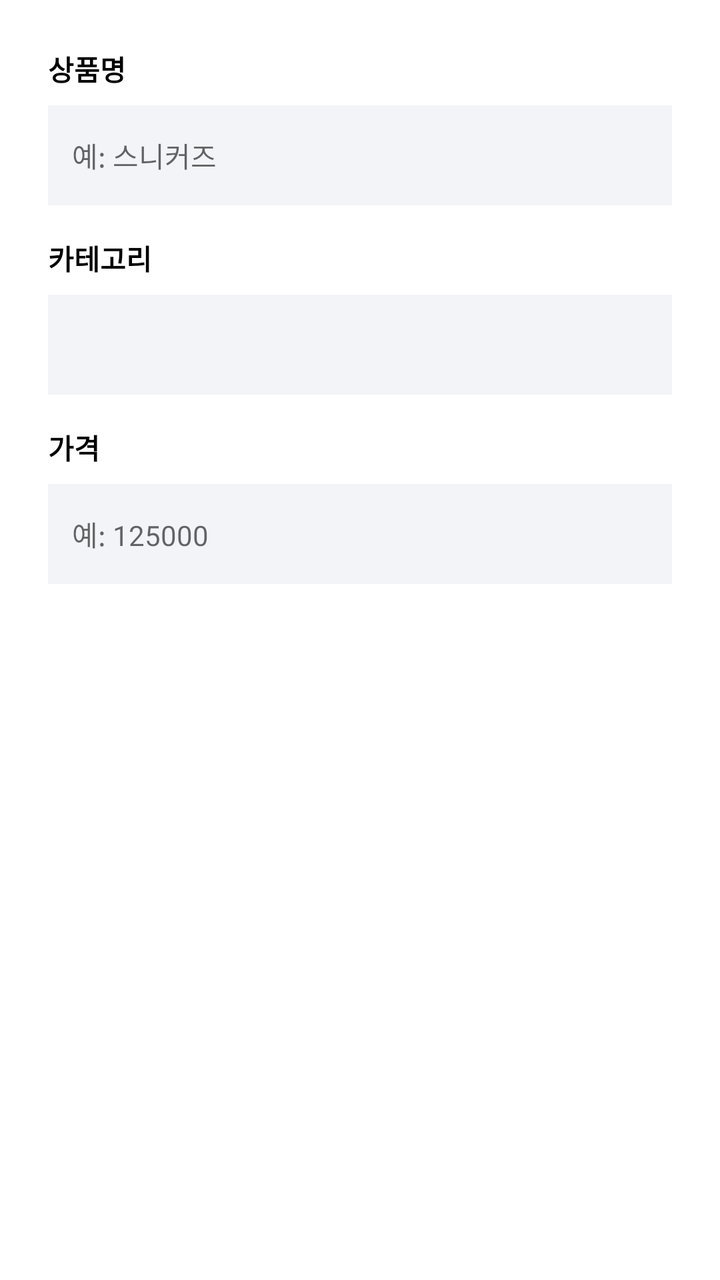
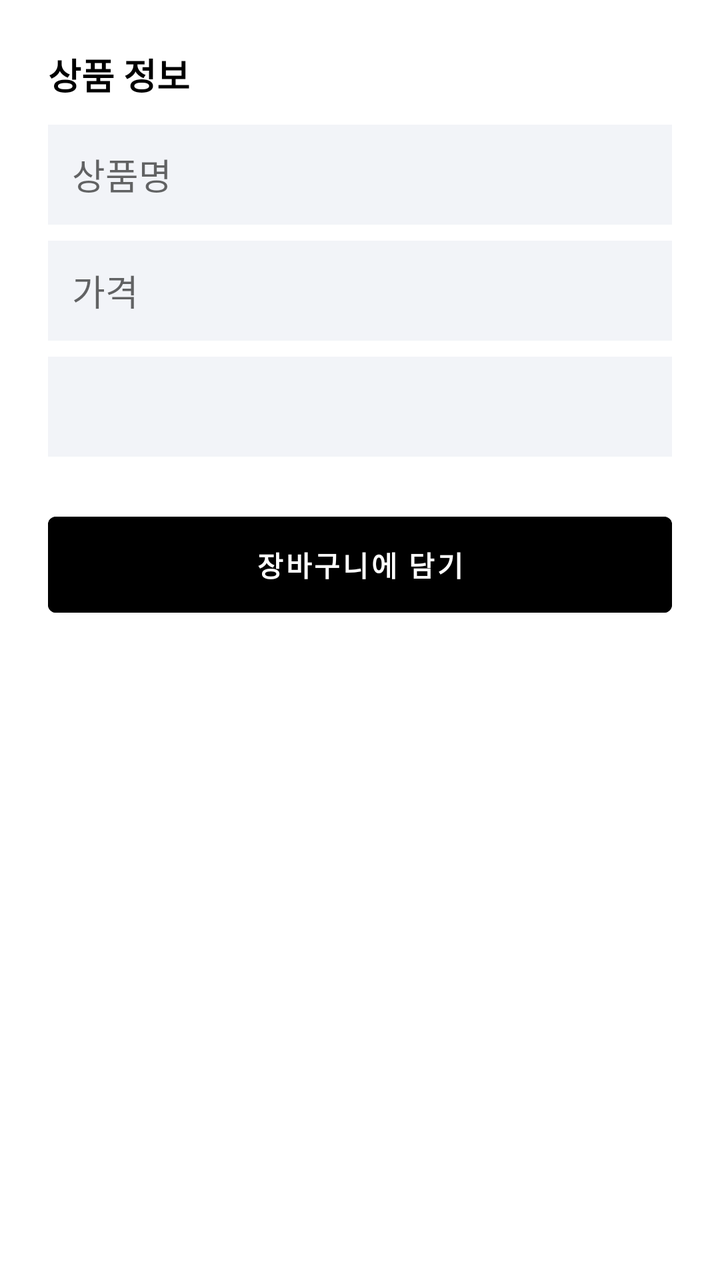

An Android layout rendered at two revisions. The XML below is the earlier revision; the diff shows what the commit changed to produce the second picture.
<!-- AndroidManifest.xml: application theme Theme.AllIn -->
<!-- res/layout/dialog_add_product.xml -->
<?xml version="1.0" encoding="utf-8"?>
<LinearLayout xmlns:android="http://schemas.android.com/apk/res/android"
    android:layout_width="match_parent"
    android:layout_height="wrap_content"
    android:orientation="vertical"
    android:padding="24dp">

    <TextView
        android:layout_width="wrap_content"
        android:layout_height="wrap_content"
        android:text="상품명"
        android:textColor="@android:color/black"
        android:textStyle="bold" />
    <EditText
        android:id="@+id/etProductName"
        android:layout_width="match_parent"
        android:layout_height="50dp"
        android:layout_marginTop="8dp"
        android:background="#F2F4F8"
        android:hint="예: 스니커즈"
        android:paddingStart="12dp"
        android:textSize="14sp" />

    <TextView
        android:layout_width="wrap_content"
        android:layout_height="wrap_content"
        android:layout_marginTop="16dp"
        android:text="카테고리"
        android:textColor="@android:color/black"
        android:textStyle="bold" />
    <Spinner
        android:id="@+id/spProductCategory"
        android:layout_width="match_parent"
        android:layout_height="50dp"
        android:layout_marginTop="8dp"
        android:background="#F2F4F8" />

    <TextView
        android:layout_width="wrap_content"
        android:layout_height="wrap_content"
        android:layout_marginTop="16dp"
        android:text="가격"
        android:textColor="@android:color/black"
        android:textStyle="bold" />
    <EditText
        android:id="@+id/etProductPrice"
        android:layout_width="match_parent"
        android:layout_height="50dp"
        android:layout_marginTop="8dp"
        android:background="#F2F4F8"
        android:hint="예: 125000"
        android:inputType="number"
        android:paddingStart="12dp"
        android:textSize="14sp" />

</LinearLayout>
<!-- resources referenced by this layout -->
<resources>
  <style name="Theme.AllIn" parent="Theme.MaterialComponents.DayNight.NoActionBar">
          
          <item name="colorPrimary">@color/purple_500</item>
          <item name="colorPrimaryVariant">@color/purple_700</item>
          <item name="colorOnPrimary">@color/white</item>
          
          <item name="colorSecondary">@color/teal_200</item>
          <item name="colorSecondaryVariant">@color/teal_700</item>
          <item name="colorOnSecondary">@color/black</item>
          
          <item name="android:statusBarColor">#E9EFFF</item>
          <item name="android:windowLightStatusBar">true</item>
          
          
          <item name="alertDialogTheme">@style/RoundedAlertDialogTheme</item>
      </style>
  <color name="purple_500">#FF6200EE</color>
  <color name="purple_700">#FF3700B3</color>
  <color name="white">#FFFFFFFF</color>
  <color name="teal_200">#FF03DAC5</color>
  <color name="teal_700">#FF018786</color>
  <color name="black">#FF000000</color>
  <style name="RoundedAlertDialogTheme" parent="Theme.AppCompat.Light.Dialog.Alert">
          <item name="android:windowBackground">@drawable/dialog_rounded_background</item>
      </style>
  <!-- drawable dialog_rounded_background (drawable) -->
  <?xml version="1.0" encoding="utf-8"?>
  <inset xmlns:android="http://schemas.android.com/apk/res/android"
      android:insetLeft="16dp"
      android:insetTop="16dp"
      android:insetRight="16dp"
      android:insetBottom="16dp">
      <shape android:shape="rectangle">
          <solid android:color="@android:color/white" />
          <corners android:radius="24dp" />
      </shape>
  </inset>
</resources>

<!-- the commit's change to res/layout/dialog_add_product.xml (unified diff, before → after) -->
@@ -1,56 +1,57 @@
 <?xml version="1.0" encoding="utf-8"?>
-<LinearLayout xmlns:android="http://schemas.android.com/apk/res/android"
+<ScrollView xmlns:android="http://schemas.android.com/apk/res/android"
     android:layout_width="match_parent"
-    android:layout_height="wrap_content"
-    android:orientation="vertical"
-    android:padding="24dp">
+    android:layout_height="wrap_content">
 
-    <TextView
-        android:layout_width="wrap_content"
+    <LinearLayout
+        android:layout_width="match_parent"
         android:layout_height="wrap_content"
-        android:text="상품명"
-        android:textColor="@android:color/black"
-        android:textStyle="bold" />
-    <EditText
-        android:id="@+id/etProductName"
-        android:layout_width="match_parent"
-        android:layout_height="50dp"
-        android:layout_marginTop="8dp"
-        android:background="#F2F4F8"
-        android:hint="예: 스니커즈"
-        android:paddingStart="12dp"
-        android:textSize="14sp" />
+        android:orientation="vertical"
+        android:padding="24dp">
 
-    <TextView
-        android:layout_width="wrap_content"
-        android:layout_height="wrap_content"
-        android:layout_marginTop="16dp"
-        android:text="카테고리"
-        android:textColor="@android:color/black"
-        android:textStyle="bold" />
-    <Spinner
-        android:id="@+id/spProductCategory"
-        android:layout_width="match_parent"
-        android:layout_height="50dp"
-        android:layout_marginTop="8dp"
-        android:background="#F2F4F8" />
+        <TextView
+            android:layout_width="wrap_content"
+            android:layout_height="wrap_content"
+            android:text="상품 정보"
+            android:textColor="@android:color/black"
+            android:textSize="18sp"
+            android:textStyle="bold" />
 
-    <TextView
-        android:layout_width="wrap_content"
-        android:layout_height="wrap_content"
-        android:layout_marginTop="16dp"
-        android:text="가격"
-        android:textColor="@android:color/black"
-        android:textStyle="bold" />
-    <EditText
-        android:id="@+id/etProductPrice"
-        android:layout_width="match_parent"
-        android:layout_height="50dp"
-        android:layout_marginTop="8dp"
-        android:background="#F2F4F8"
-        android:hint="예: 125000"
-        android:inputType="number"
-        android:paddingStart="12dp"
-        android:textSize="14sp" />
+        <EditText
+            android:id="@+id/etProductName"
+            android:layout_width="match_parent"
+            android:layout_height="50dp"
+            android:layout_marginTop="12dp"
+            android:background="#F2F4F8"
+            android:hint="상품명"
+            android:paddingStart="12dp" />
 
-</LinearLayout>
+        <EditText
+            android:id="@+id/etProductPrice"
+            android:layout_width="match_parent"
+            android:layout_height="50dp"
+            android:layout_marginTop="8dp"
+            android:background="#F2F4F8"
+            android:hint="가격"
+            android:inputType="number"
+            android:paddingStart="12dp" />
+
+        <Spinner
+            android:id="@+id/spProductCategory"
+            android:layout_width="match_parent"
+            android:layout_height="50dp"
+            android:layout_marginTop="8dp"
+            android:background="#F2F4F8" />
+
+        <Button
+            android:id="@+id/btnSubmitProduct"
+            android:layout_width="match_parent"
+            android:layout_height="60dp"
+            android:layout_marginTop="24dp"
+            android:backgroundTint="#000000"
+            android:text="장바구니에 담기"
+            android:textColor="@android:color/white"
+            android:textStyle="bold" />
+
+    </LinearLayout>
+</ScrollView>
